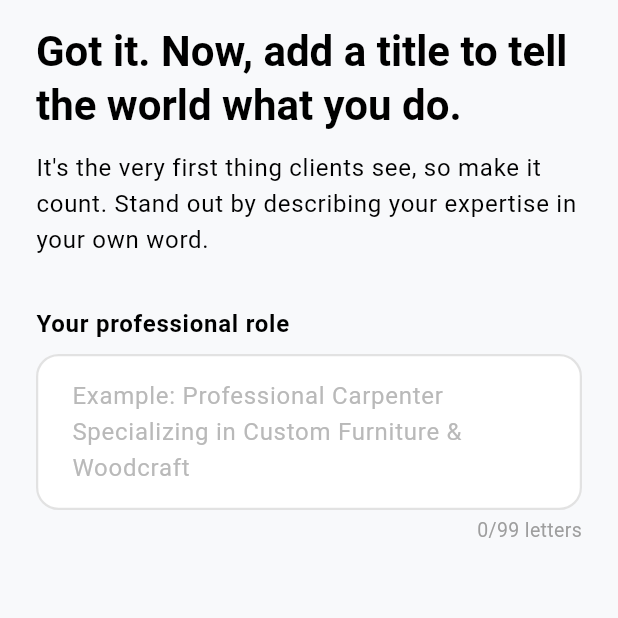
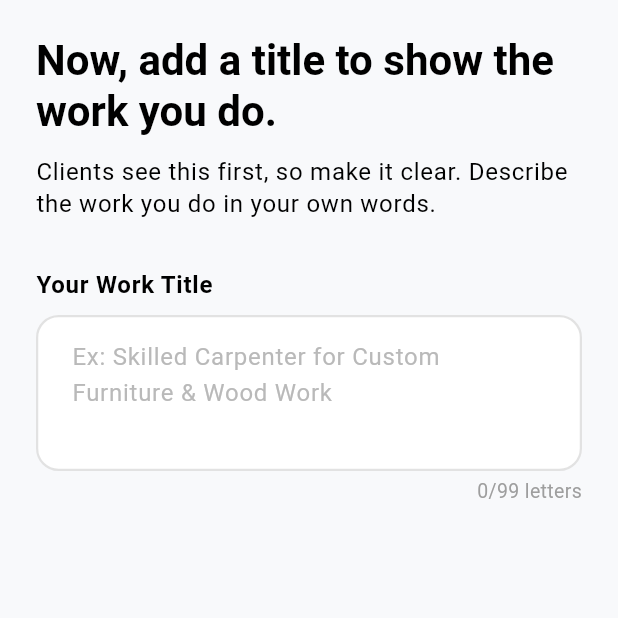
Before and after one commit to AppStaticsX/Workie.lk, a Flutter app: the AddTitlePage screen opened directly, on a phone screen of 412 x 824 dp, the top half of it. Run offline on Flutter 3.47's test engine with Material 3 defaults, Android fonts, the phone set to English and light mode, and no system bars; our stand-ins replace file_picker, flutter_svg, fluttertoast, get, google_sign_in, hive and 9 more; missing offline and left inert: flame_lottie; accounts and stored records are empty.

Commit message:
Minor UI-Improvement

```diff
--- a/lib/pofile_setup/collect_info/worker/add_education_page.dart
+++ b/lib/pofile_setup/collect_info/worker/add_education_page.dart
@@ -59,20 +59,21 @@ class _AddEducationPageState extends State<AddEducationPage> {
         child: Column(
           crossAxisAlignment: CrossAxisAlignment.start,
           children: [
-            const SizedBox(height: 16),
+            const SizedBox(height: 24),
             Text(
-              'Clients like to know what you know - add your education here.',
+              'Tell clients about your education here.',
               style: Theme
                   .of(context)
                   .textTheme
                   .headlineMedium
                   ?.copyWith(
                 fontWeight: FontWeight.bold,
+                height: 1.2
               ),
             ),
             const SizedBox(height: 12),
             Text(
-              'You don\'t have to have a degree/diploma. Adding any relevant education helps make your profile more visible.',
+              'No degree/diploma or certificate? No problem. Any training or education you add will help clients notice your profile.',
               style: Theme
                   .of(context)
                   .textTheme
@@ -81,7 +82,8 @@ class _AddEducationPageState extends State<AddEducationPage> {
                   color: Theme
                       .of(context)
                       .colorScheme
-                      .inverseSurface
+                      .inverseSurface,
+                height: 1.3
               ),
             ),
             const SizedBox(height: 32),
--- a/lib/pofile_setup/collect_info/worker/add_experience_page.dart
+++ b/lib/pofile_setup/collect_info/worker/add_experience_page.dart
@@ -55,18 +55,20 @@ class _AddExperiencePageState extends State<AddExperiencePage> {
         child: Column(
           crossAxisAlignment: CrossAxisAlignment.start,
           children: [
-            const SizedBox(height: 16),
+            const SizedBox(height: 24),
             Text(
-              'If you have relevant work experience, add it here.',
+              'Write about your past work experience here.',
               style: Theme.of(context).textTheme.headlineMedium?.copyWith(
                 fontWeight: FontWeight.bold,
+                height: 1.2
               ),
             ),
             const SizedBox(height: 12),
             Text(
-              'Workers who add their experience are twice as likely to win work. But if you\'re just starting out, you can still create a great profile. just head on to the next page.',
+              'Workers who add their past jobs get more work. If you are just starting, that’s fine — you can still make a strong profile. Just move to the next page.',
               style: Theme.of(context).textTheme.bodyLarge?.copyWith(
-                  color: Theme.of(context).colorScheme.inverseSurface
+                  color: Theme.of(context).colorScheme.inverseSurface,
+                height: 1.3
               ),
             ),
             const SizedBox(height: 32),
--- a/lib/pofile_setup/collect_info/worker/add_personal_details_page.dart
+++ b/lib/pofile_setup/collect_info/worker/add_personal_details_page.dart
@@ -44,7 +44,7 @@ class _AddPersonalDetailsPageState extends State<AddPersonalDetailsPage> {
         child: Column(
           crossAxisAlignment: CrossAxisAlignment.start,
           children: [
-            const SizedBox(height: 16),
+            const SizedBox(height: 24),
             _buildHeaderSection(context),
             const SizedBox(height: 32),
             _buildProfilePhotoSection(context),
@@ -72,16 +72,18 @@ class _AddPersonalDetailsPageState extends State<AddPersonalDetailsPage> {
       crossAxisAlignment: CrossAxisAlignment.start,
       children: [
         Text(
-          'A few last details, then you can check and publish your profile.',
+          'Almost done! Add a few last details, then check and publish your profile.',
           style: Theme.of(context).textTheme.headlineMedium?.copyWith(
             fontWeight: FontWeight.bold,
+            height: 1.2
           ),
         ),
         const SizedBox(height: 12),
         Text(
-          'A professional photo helps you build trust with your clients. To keep things safe and simple, they\'ll pay you through us - which is why we need your personal information.',
+          'Add a clear photo so clients can trust you. We need a bit of personal information to keep things safe.',
           style: Theme.of(context).textTheme.bodyLarge?.copyWith(
             color: Theme.of(context).colorScheme.inverseSurface,
+            height: 1.3
           ),
         ),
       ],
--- a/lib/pofile_setup/collect_info/worker/add_skills_page.dart
+++ b/lib/pofile_setup/collect_info/worker/add_skills_page.dart
@@ -80,18 +80,20 @@ class _AddSkillsPageState extends State<AddSkillsPage> {
         child: Column(
           crossAxisAlignment: CrossAxisAlignment.start,
           children: [
-            const SizedBox(height: 16),
+            const SizedBox(height: 24),
             Text(
-              'Nearly there! What work are you here to do?',
+              'Nearly there! Add the work skills you know',
               style: Theme.of(context).textTheme.headlineMedium?.copyWith(
                 fontWeight: FontWeight.bold,
+                height: 1.2
               ),
             ),
             const SizedBox(height: 12),
             Text(
-              'Your skills show clients what you can offer, and help us choose which jobs to recommend to you. Add or remove the ones we\'ve suggested, or start typing to pick more. It\'s up to you.',
+              'Your skills show clients what jobs you can do and help us suggest work for you. You can add, remove, or type new skills anytime.',
               style: Theme.of(context).textTheme.bodyLarge?.copyWith(
-                  color: Theme.of(context).colorScheme.inverseSurface
+                  color: Theme.of(context).colorScheme.inverseSurface,
+                height: 1.3
               ),
             ),
             const SizedBox(height: 32),
--- a/lib/pofile_setup/collect_info/worker/add_title_page.dart
+++ b/lib/pofile_setup/collect_info/worker/add_title_page.dart
@@ -44,23 +44,25 @@ class _AddTitlePageState extends State<AddTitlePage> {
         child: Column(
           crossAxisAlignment: CrossAxisAlignment.start,
           children: [
-            const SizedBox(height: 16),
+            const SizedBox(height: 24),
             Text(
-              'Got it. Now, add a title to tell the world what you do.',
+              'Now, add a title to show the work you do.',
               style: Theme.of(context).textTheme.headlineMedium?.copyWith(
                 fontWeight: FontWeight.bold,
+                height: 1.2
               ),
             ),
             const SizedBox(height: 12),
             Text(
-              'It\'s the very first thing clients see, so make it count. Stand out by describing your expertise in your own word.',
+              'Clients see this first, so make it clear. Describe the work you do in your own words.',
               style: Theme.of(context).textTheme.bodyLarge?.copyWith(
-                  color: Theme.of(context).colorScheme.inverseSurface
+                  color: Theme.of(context).colorScheme.inverseSurface,
+                height: 1.3
               ),
             ),
             const SizedBox(height: 32),
             Text(
-              'Your professional role',
+              'Your Work Title',
               style: Theme.of(context).textTheme.bodyLarge?.copyWith(
                   color: Theme.of(context).colorScheme.inverseSurface,
                 fontWeight: FontWeight.bold
@@ -71,7 +73,7 @@ class _AddTitlePageState extends State<AddTitlePage> {
               focusBorderColor: Colors.white,
                 paddingHorizontal: 0,
                 controller: _professionController,
-                hintText: 'Example: Professional Carpenter Specializing in Custom Furniture & Woodcraft',
+                hintText: 'Ex: Skilled Carpenter for Custom Furniture & Wood Work',
                 obscureText: false,
                 maxLines: 3,
             ),
--- a/lib/pofile_setup/collect_info/worker/page_setup.dart
+++ b/lib/pofile_setup/collect_info/worker/page_setup.dart
@@ -1,7 +1,6 @@
 import 'package:flutter/cupertino.dart';
 import 'package:flutter/foundation.dart';
 import 'package:flutter/material.dart';
-import 'package:iconsax_flutter/iconsax_flutter.dart';
 import 'package:workie/pofile_setup/collect_info/worker/add_education_page.dart';
 import 'package:workie/pofile_setup/collect_info/worker/add_experience_page.dart';
 import 'package:workie/pofile_setup/collect_info/worker/add_personal_details_page.dart';
--- a/lib/pofile_setup/collect_info/worker/start_page.dart
+++ b/lib/pofile_setup/collect_info/worker/start_page.dart
@@ -26,16 +26,17 @@ class _WorkerCollectInfoStartPage extends State<WorkerCollectInfoStartPage> {
             ),
             const SizedBox(height: 30),
             Text(
-              'How would you like to tell us about yourself?',
+              'Tell us a little about yourself',
               style: Theme.of(context).textTheme.headlineMedium?.copyWith(
                 fontWeight: FontWeight.bold,
               ),
             ),
             const SizedBox(height: 12),
             Text(
-              'We need to get a sense of your education, experience and skills. It\'s quickest to import your information - you can edit it before your profile goes live.',
+              'We need to know your skills, past work, and education. The fastest way is to add your details here. Don’t worry, you can update or edit them anytime before your profile is shown to others.',
               style: Theme.of(context).textTheme.bodyLarge?.copyWith(
-                color: Theme.of(context).colorScheme.inverseSurface
+                color: Theme.of(context).colorScheme.inverseSurface,
+                height: 1.3
               ),
             ),
             const SizedBox(height: 36),
```
Also changed, not shown: lib/pofile_setup/collect_info/worker/select_work_page.dart (+56 -54 lines).
